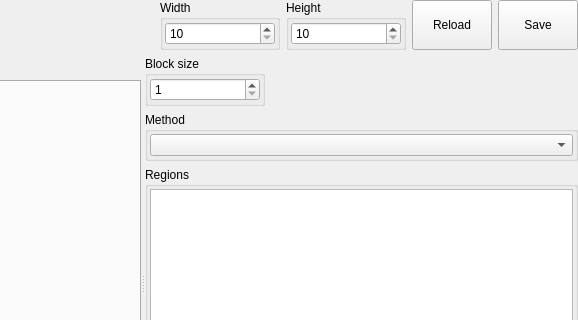
horsicq/XVisualizationWidget, file xvisualizationwidget.ui: the form before one commit; both pictures show x 283 to 861 and y 0 to 320 of the 861 by 510 pixel window.
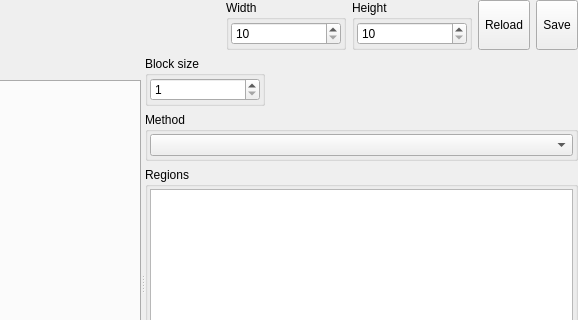
The form after the commit. Custom widgets are drawn as their Qt base class.

What changed in the file:
```diff
--- a/xvisualizationwidget.ui
+++ b/xvisualizationwidget.ui
@@ -149,7 +149,7 @@
       </widget>
      </item>
      <item>
-      <widget class="QPushButton" name="pushButtonVisualizationReload">
+      <widget class="QToolButton" name="toolButtonVisualizationReload">
        <property name="sizePolicy">
         <sizepolicy hsizetype="Minimum" vsizetype="Minimum">
          <horstretch>0</horstretch>
@@ -162,7 +162,7 @@
       </widget>
      </item>
      <item>
-      <widget class="QPushButton" name="pushButtonVisualizationSave">
+      <widget class="QToolButton" name="toolButtonVisualizationSave">
        <property name="sizePolicy">
         <sizepolicy hsizetype="Minimum" vsizetype="Minimum">
          <horstretch>0</horstretch>
```
